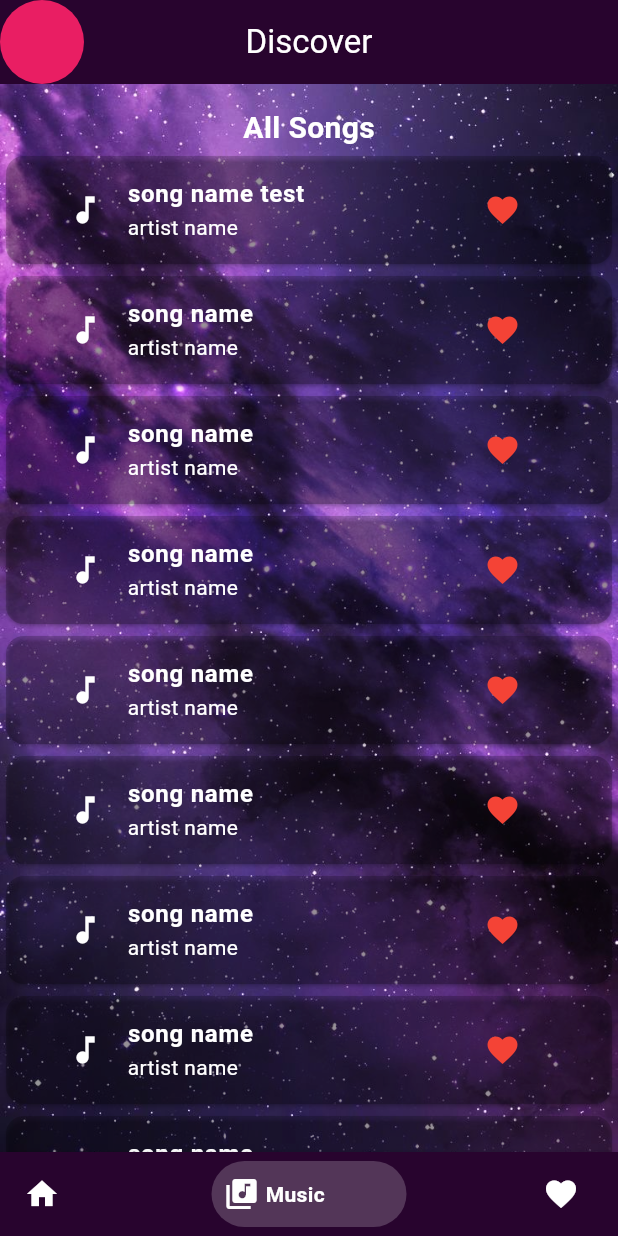
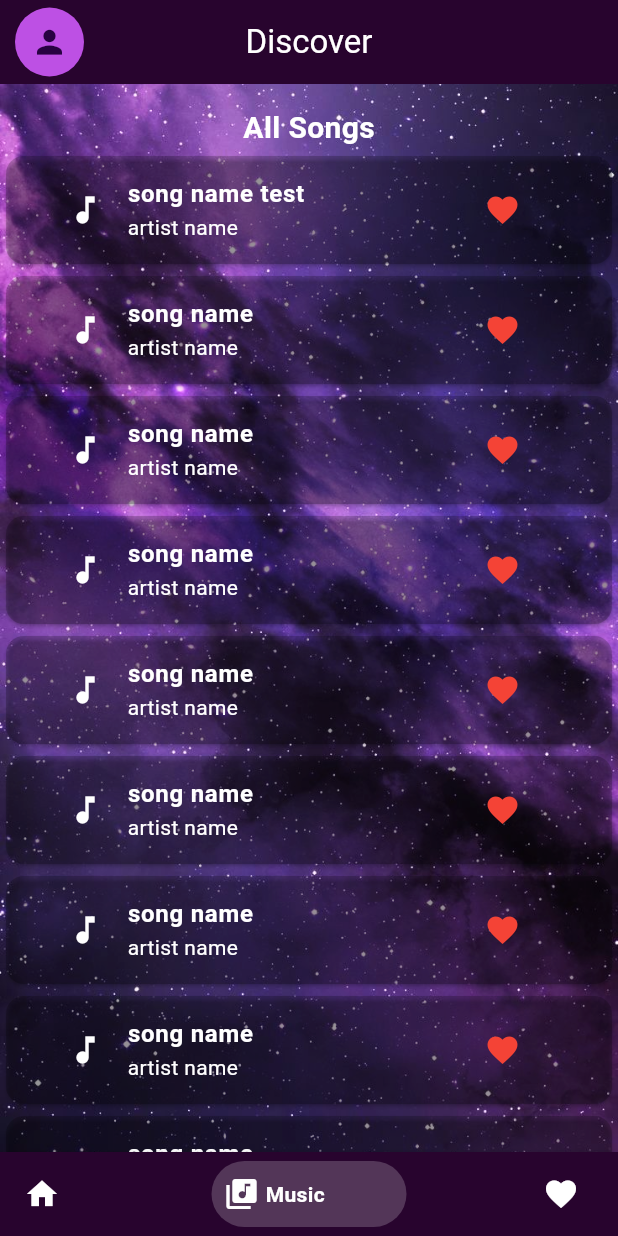
Before and after one commit to Quratulain112/music_recommendation_system_flutter_app, a Flutter app: the HomeScreen screen opened by its route, item 2 of the bottom bar chosen, on a phone screen of 412 x 824 dp. Run offline on Flutter 3.47's test engine with Material 3 defaults, Android fonts, the phone set to English and light mode, and no system bars; drawn by our look-alikes of bottom_navy_bar; our stand-ins replace lottie, shared_preferences; accounts and stored records are empty; network calls fail.

Commit message:
Drawer updated

```diff
--- a/lib/screens/home_screen.dart
+++ b/lib/screens/home_screen.dart
@@ -3,6 +3,7 @@ import 'package:flutter/material.dart';
 import 'package:music_app/pages/discover_page.dart';
 import 'package:music_app/pages/favourite_page.dart';
 import 'package:music_app/pages/music_page.dart';
+import 'package:music_app/utils/api_service.dart';
 
 class HomeScreen extends StatefulWidget {
   _HomeState createState() => _HomeState();
@@ -16,10 +17,26 @@ class _HomeState extends State<HomeScreen> {
     FavouritePage(),
   ];
   int _currentIndex = 0;
+  String username = "Default\nName";
   void _updateindex(index) {
     setState(() {
       _currentIndex = index;
     });
+  }
+
+  Future<void> getUsername() async {
+    try {
+      dynamic userDetails = await ApiService.getUserName();
+      setState(() {
+        username = "${userDetails["firstname"]}\n${userDetails["lastname"]}";
+      });
+    } catch (e) {}
+  }
+
+  @override
+  void initState() {
+    super.initState();
+    getUsername();
   }
 
   @override
@@ -37,8 +54,13 @@ class _HomeState extends State<HomeScreen> {
             crossAxisAlignment: CrossAxisAlignment.start,
             children: [
               CircleAvatar(
+                child: Icon(
+                  color: const Color.fromARGB(255, 40, 2, 66),
+                  Icons.person,
+                  size: 55,
+                ),
                 radius: 45,
-                backgroundColor: Colors.pink,
+                backgroundColor: const Color.fromARGB(255, 189, 80, 228),
               ),
               Padding(
                 padding: EdgeInsets.only(top: 10, bottom: 8),
@@ -48,13 +70,16 @@ class _HomeState extends State<HomeScreen> {
                 ),
               ),
               Text(
-                "User \nName",
+                username,
                 style: TextStyle(
                     fontWeight: FontWeight.bold,
                     fontSize: 30,
                     color: Colors.white),
               ),
               ListTile(
+                onTap: () {
+                  setState(() {});
+                },
                 leading: Icon(
                   Icons.home,
                   color: Colors.white70,
@@ -105,10 +130,17 @@ class _HomeState extends State<HomeScreen> {
             onTap: () {
               _scaffoldKey.currentState?.openDrawer();
             },
+            child: Padding(
+              padding: EdgeInsets.only(left: 10),
               child: CircleAvatar(
-            backgroundColor: Colors.pink,
+                child: Icon(
+                  color: const Color.fromARGB(255, 40, 2, 66),
+                  Icons.person,
+                  size: 25,
                 ),
+                backgroundColor: const Color.fromARGB(255, 189, 80, 228),
               ),
+            )),
         title: Text(
           "Discover",
           style: TextStyle(color: Colors.white),
```
Lines whose indentation alone changed are shown as unchanged.
